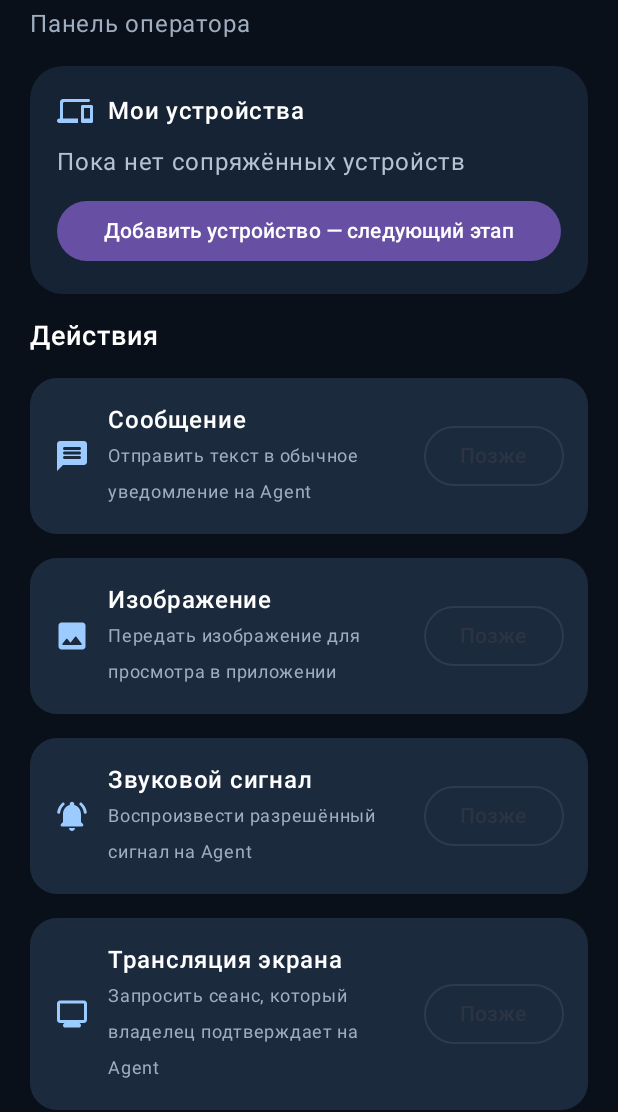
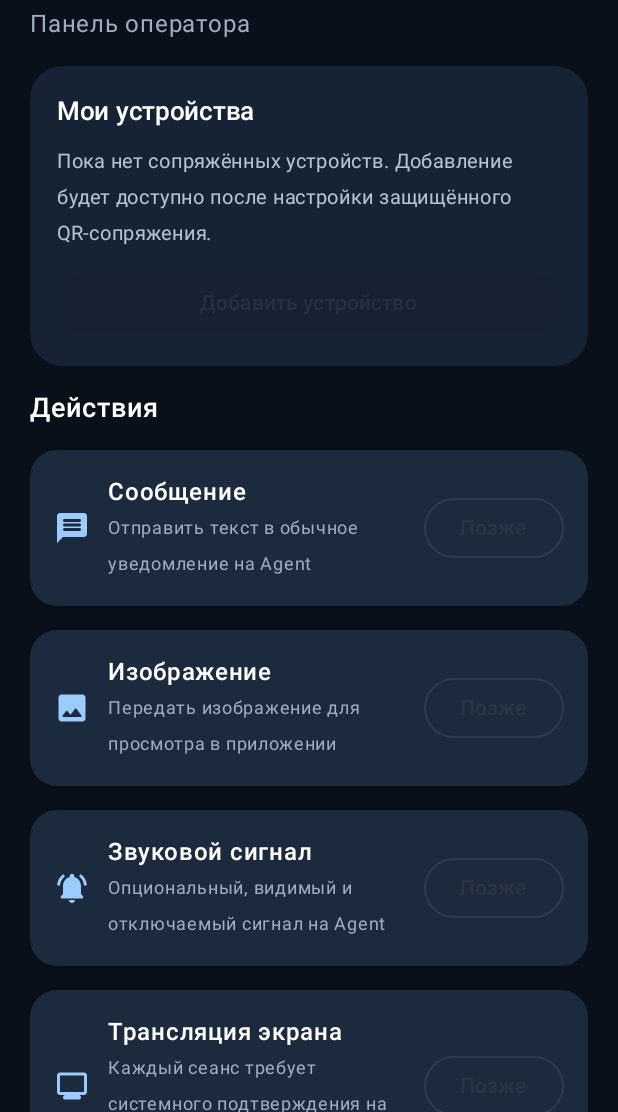
Before and after one commit to Krutoy158/Kerynth-Remote, an Android app built with Jetpack Compose: the screen it shows after launch (MainActivity), on a phone screen of 412 x 824 dp, the part 124-1236 px from its top. Run offline under Robolectric (Android 15) with nearby library versions, the phone set to English and light mode, and no system bars.

Commit message:
Update Console dashboard for permission readiness

```diff
--- a/console/src/main/java/com/kerynth/remote/console/MainActivity.kt
+++ b/console/src/main/java/com/kerynth/remote/console/MainActivity.kt
@@ -10,7 +10,6 @@ import androidx.compose.foundation.layout.Spacer
 import androidx.compose.foundation.layout.fillMaxSize
 import androidx.compose.foundation.layout.fillMaxWidth
 import androidx.compose.foundation.layout.padding
-import androidx.compose.foundation.layout.size
 import androidx.compose.foundation.rememberScrollState
 import androidx.compose.foundation.shape.RoundedCornerShape
 import androidx.compose.foundation.verticalScroll
@@ -81,42 +80,12 @@ private fun ConsoleScreen() {
                     )
                 }
 
-                Card(
-                    modifier = Modifier.fillMaxWidth(),
-                    shape = RoundedCornerShape(22.dp),
-                    colors = CardDefaults.cardColors(
-                        containerColor = Color(0xFF162334)
-                    )
+                SectionCard(
+                    title = "Мои устройства",
+                    description = "Пока нет сопряжённых устройств. Добавление будет доступно после настройки защищённого QR-сопряжения."
                 ) {
-                    Column(
-                        modifier = Modifier.padding(18.dp),
-                        verticalArrangement = Arrangement.spacedBy(10.dp)
-                    ) {
-                        Row(
-                            verticalAlignment = Alignment.CenterVertically,
-                            horizontalArrangement = Arrangement.spacedBy(10.dp)
-                        ) {
-                            androidx.compose.material3.Icon(
-                                imageVector = Icons.Rounded.Devices,
-                                contentDescription = null,
-                                tint = Color(0xFF9CCBFF)
-                            )
-                            Text(
-                                text = "Мои устройства",
-                                color = Color.White,
-                                fontWeight = FontWeight.SemiBold
-                            )
-                        }
-                        Text(
-                            text = "Пока нет сопряжённых устройств",
-                            color = Color(0xFFB5C2D2)
-                        )
-                        Button(
-                            onClick = {},
-                            modifier = Modifier.fillMaxWidth()
-                        ) {
-                            Text("Добавить устройство — следующий этап")
-                        }
+                    Button(onClick = {}, enabled = false, modifier = Modifier.fillMaxWidth()) {
+                        Text("Добавить устройство")
                     }
                 }
 
@@ -140,61 +109,64 @@ private fun ConsoleScreen() {
                 ActionCard(
                     icon = { androidx.compose.material3.Icon(Icons.Rounded.NotificationsActive, null, tint = Color(0xFF9CCBFF)) },
                     title = "Звуковой сигнал",
-                    description = "Воспроизвести разрешённый сигнал на Agent"
+                    description = "Опциональный, видимый и отключаемый сигнал на Agent"
                 )
                 ActionCard(
                     icon = { androidx.compose.material3.Icon(Icons.Rounded.Monitor, null, tint = Color(0xFF9CCBFF)) },
                     title = "Трансляция экрана",
-                    description = "Запросить сеанс, который владелец подтверждает на Agent"
+                    description = "Каждый сеанс требует системного подтверждения на Agent"
                 )
 
-                Card(
-                    modifier = Modifier.fillMaxWidth(),
-                    shape = RoundedCornerShape(22.dp),
-                    colors = CardDefaults.cardColors(
-                        containerColor = Color(0xFF162334)
-                    )
+                SectionCard(
+                    title = "Lost Mode",
+                    description = "Статус возможностей будет получен от Agent после сопряжения. Команды не будут отправляться на неподтверждённые устройства."
                 ) {
-                    Column(
-                        modifier = Modifier.padding(18.dp),
-                        verticalArrangement = Arrangement.spacedBy(12.dp)
-                    ) {
-                        Text(
-                            text = "Lost Mode",
-                            color = Color.White,
-                            fontSize = 18.sp,
-                            fontWeight = FontWeight.SemiBold
-                        )
-                        Text(
-                            text = "Противоугонные команды для сопряжённого Agent. Доступность будет проверяться по фактическим полномочиям управляемого телефона.",
-                            color = Color(0xFFB5C2D2),
-                            fontSize = 13.sp
-                        )
                     ActionCard(
                         icon = { androidx.compose.material3.Icon(Icons.Rounded.Lock, null, tint = Color(0xFF9CCBFF)) },
                         title = "Заблокировать",
-                            description = "Требует активного Device Admin на Agent"
+                        description = "Доступно, если владелец активировал Device Admin на Agent"
                     )
                     ActionCard(
                         icon = { androidx.compose.material3.Icon(Icons.Rounded.LocationOn, null, tint = Color(0xFF9CCBFF)) },
                         title = "Найти устройство",
-                            description = "Последняя доступная позиция и время обновления после разрешения фоновой геолокации"
+                        description = "Последняя переданная позиция и время её обновления"
                     )
                     ActionCard(
                         icon = { androidx.compose.material3.Icon(Icons.Rounded.Refresh, null, tint = Color(0xFF9CCBFF)) },
                         title = "Перезагрузить",
-                            description = "Только если Agent зарегистрирован как Device Owner"
+                        description = "Только при Device Owner на Agent"
                     )
-                    }
                 }
 
                 Text(
-                    text = "Console • 0.3.0 • Сопряжение и удалённые команды ещё не подключены",
+                    text = "Console • 0.4.0 • Сопряжение и команды ещё не подключены",
                     color = Color(0xFF71839A),
                     fontSize = 11.sp,
                     modifier = Modifier.align(Alignment.CenterHorizontally)
                 )
             }
+        }
+    }
+}
+
+@Composable
+private fun SectionCard(
+    title: String,
+    description: String,
+    content: @Composable () -> Unit
+) {
+    Card(
+        modifier = Modifier.fillMaxWidth(),
+        shape = RoundedCornerShape(22.dp),
+        colors = CardDefaults.cardColors(containerColor = Color(0xFF162334))
+    ) {
+        Column(
+            modifier = Modifier.padding(18.dp),
+            verticalArrangement = Arrangement.spacedBy(10.dp)
+        ) {
+            Text(title, color = Color.White, fontWeight = FontWeight.SemiBold, fontSize = 17.sp)
+            Text(description, color = Color(0xFFB5C2D2), fontSize = 13.sp)
+            content()
         }
     }
 }
@@ -208,9 +180,7 @@ private fun ActionCard(
     Card(
         modifier = Modifier.fillMaxWidth(),
         shape = RoundedCornerShape(18.dp),
-        colors = CardDefaults.cardColors(
-            containerColor = Color(0xFF1B2B3D)
-        )
+        colors = CardDefaults.cardColors(containerColor = Color(0xFF1B2B3D))
     ) {
         Row(
             modifier = Modifier.padding(16.dp),
```
Lines whose indentation alone changed are shown as unchanged.
